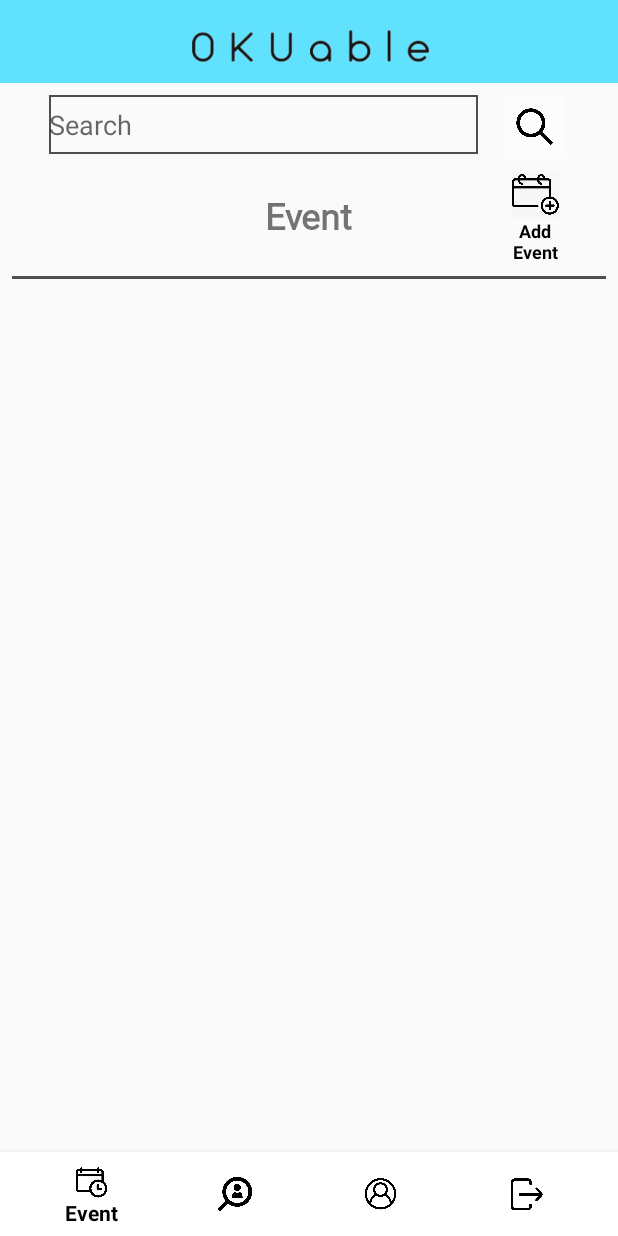
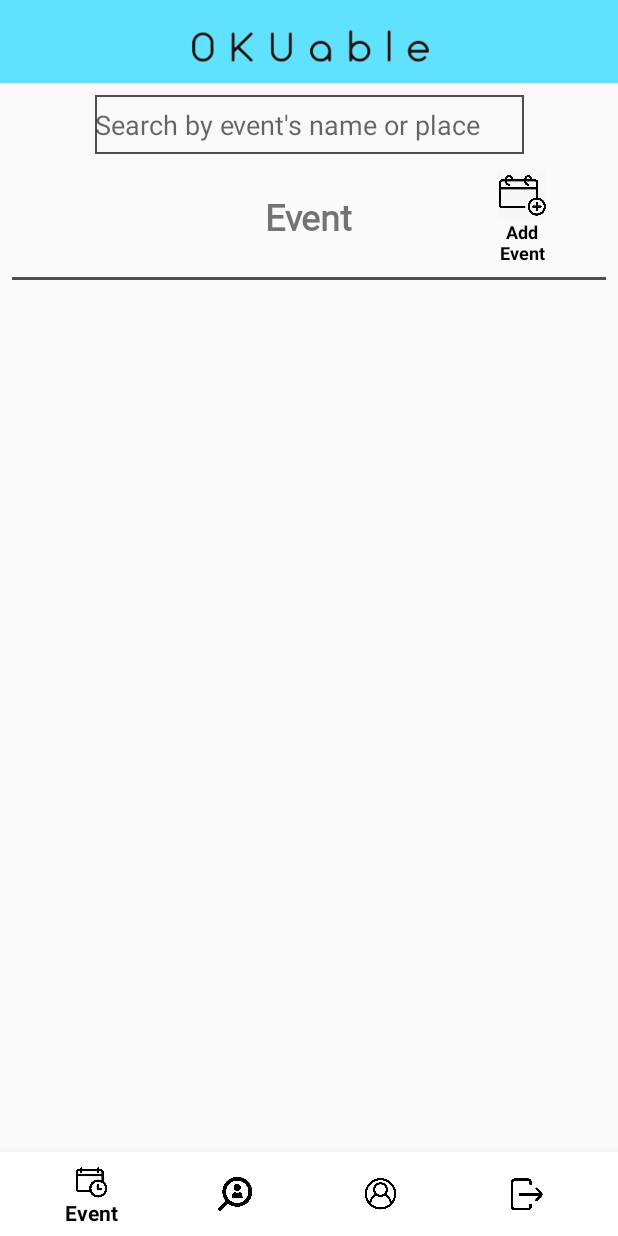
Before and after one commit to Mikkeline/OKUable, an Android app: the EventFragment_Organiser screen opened directly, with no data from a screen before it, on a phone screen of 412 x 824 dp. Run offline under Robolectric (Android 15) with nearby library versions, the phone set to English and light mode, and no system bars; our stand-ins replace Firebase (no records; nobody signed in at launch, a user with empty details on screens opened directly), data binding; Roboto replaces fonts that are not available here.

Commit message:
Initial commit

```diff
--- a/app/src/main/java/com/madassignment/okuable/adapter/eventAdapter.kt
+++ b/app/src/main/java/com/madassignment/okuable/adapter/eventAdapter.kt
@@ -9,24 +9,22 @@
 import android.widget.TextView
 import androidx.recyclerview.widget.RecyclerView
 import com.bumptech.glide.Glide
-import com.google.firebase.database.DatabaseReference
 import com.google.firebase.firestore.FirebaseFirestore
 import com.madassignment.okuable.R
-import com.madassignment.okuable.activity.CaregiverDetails
 import com.madassignment.okuable.activity.EventDetails
+import com.madassignment.okuable.data.Event
+import com.madassignment.okuable.fragment.EventFragment_Organiser
 
-import com.madassignment.okuable.data.Event
-import com.madassignment.okuable.fragment.CaregiverFragment_Public
 
 class eventAdapter (
-    val context: Context,
-    private val events: List<Event>
+    var context: Context,
+    private var events: ArrayList<Event>
+
+
 ) :
     RecyclerView.Adapter<eventAdapter.ViewHolder>() {
 
-    private var firestore: FirebaseFirestore? = null
-    private var reference: DatabaseReference? = null
-    private var currentUserId: String? = null
+
 
 
     inner class ViewHolder(itemView: View) : RecyclerView.ViewHolder(itemView){
@@ -41,9 +39,9 @@
     }
 
     override fun onCreateViewHolder(parent: ViewGroup, i: Int): ViewHolder {
-        val itemView = LayoutInflater.from(parent.context).inflate(R.layout.event_item_row, parent,false)
+        val itemView = LayoutInflater.from(context).inflate(R.layout.event_item_row, parent,false)
 
-        //firestore = FirebaseFirestore.getInstance()
+
         //user = FirebaseAuth.getInstance().currentUser
         //reference = FirebaseDatabase.getInstance().getReference("Users")
         // currentUserId = "5bJBTRI8QHM0YH0bwVdumSqsR5H3"//carereceiver
@@ -61,7 +59,7 @@
     override fun onBindViewHolder(viewHolder: ViewHolder, i: Int) {
 
         val currentPosition = events[i]
-        val context = CaregiverFragment_Public.appContext
+        val context = EventFragment_Organiser.appContext
         viewHolder.eventName.text = currentPosition.name
         viewHolder.endDate.text = currentPosition.endDate
         viewHolder.startDate.text = currentPosition.startDate
@@ -77,21 +75,29 @@
             val eventName = viewHolder.eventName.text
 
 
-        //pass the eventName to eventDetails class
+            //pass the eventName to eventDetails class
             val intent = Intent(context, EventDetails::class.java)
             intent.putExtra("EventName", eventName)
             context.startActivity(intent)
 
 
         }
-    }
 
 
-    override fun getItemCount(): Int {
-        return events.size
     }
 
 
 
 
+
+        override fun getItemCount(): Int {
+        return events.size
+    }
+
+    fun filterList(filtered: ArrayList<Event>) {
+        this.events = filtered
+        notifyDataSetChanged()
+    }
+
+
 }
--- a/app/src/main/java/com/madassignment/okuable/fragment/EventFragment_Organiser.kt
+++ b/app/src/main/java/com/madassignment/okuable/fragment/EventFragment_Organiser.kt
@@ -3,6 +3,8 @@
 import android.content.Context
 import android.content.Intent
 import android.os.Bundle
+import android.text.Editable
+import android.text.TextWatcher
 import android.view.LayoutInflater
 import android.view.View
 import android.view.ViewGroup
@@ -10,19 +12,13 @@
 import androidx.fragment.app.Fragment
 import androidx.recyclerview.widget.LinearLayoutManager
 import androidx.recyclerview.widget.RecyclerView
-import com.google.firebase.database.DataSnapshot
-import com.google.firebase.database.DatabaseError
-import com.google.firebase.database.ValueEventListener
-import com.google.firebase.database.ktx.database
 import com.google.firebase.firestore.*
-import com.google.firebase.firestore.EventListener
-import com.google.firebase.ktx.Firebase
 import com.madassignment.okuable.R
 import com.madassignment.okuable.activity.AddEvent
 import com.madassignment.okuable.adapter.eventAdapter
 import com.madassignment.okuable.data.Event
+import com.madassignment.okuable.databinding.FragmentCaregiverPublicBinding
 import com.madassignment.okuable.databinding.FragmentEventOrganiserBinding
-import com.squareup.okhttp.internal.DiskLruCache
 import java.util.*
 
 
@@ -30,7 +26,7 @@
 
     private lateinit var eventList: ArrayList<Event>
     private var mAdapter: eventAdapter? = null
-
+    private lateinit var binding: FragmentEventOrganiserBinding
 
 
 
@@ -39,45 +35,55 @@
         savedInstanceState: Bundle?
     ): View? {
         // Inflate the layout for this fragment
-        val binding : FragmentEventOrganiserBinding = DataBindingUtil.inflate(inflater ,
-            R.layout.fragment_event__organiser, container, false)
+        binding = DataBindingUtil.inflate(
+            inflater,
+            R.layout.fragment_event__organiser, container, false
+        )
 
 
 
-        CaregiverFragment_Public.appContext = requireContext()
+       appContext = requireContext()
 
-        val rvEvents: RecyclerView = binding.eventList
+        var rvEvents: RecyclerView = binding.eventList
 
         eventList = ArrayList()
-        mAdapter = eventAdapter(this.requireContext(), eventList)
+
 
         //mAdapter.notifyDataSetChanged()
         rvEvents.layoutManager = LinearLayoutManager(parentFragment?.context, LinearLayoutManager.VERTICAL, false)
         rvEvents.setHasFixedSize(true)
         rvEvents.invalidate()
 
-        /**getData firebase*/
-
-
-
+        //getData from firestore
         val db = FirebaseFirestore.getInstance()
         db.collection("Event").get()
             .addOnSuccessListener { documents ->
                 for (document in documents) {
                     if(document.get("status")!!.equals("approved")) {
-                        eventList.add(document.toObject(Event::class.java));
+                        eventList.add(document.toObject(Event::class.java))
                     }
 
 
                 }
-
+                mAdapter = eventAdapter(appContext, eventList)
                 rvEvents.adapter = mAdapter
 
             }
 
 
 
+        binding.etSearch.addTextChangedListener(object : TextWatcher {
+            override fun beforeTextChanged(charSequence: CharSequence, i: Int, i1: Int, i2: Int) {
+            }
 
+            override fun onTextChanged(charSequence: CharSequence, i: Int, i1: Int, i2: Int) {
+            }
+
+            override fun afterTextChanged(editable: Editable) {
+                //after the change calling the method and passing the search input
+                filter(editable.toString().lowercase())
+            }
+        })
 
 
 
@@ -90,6 +96,22 @@
         return binding.root
     }
 
+
+    private fun filter(text: String) {
+        //new array list that will hold the filtered data
+        val filtered = ArrayList<Event>()
+        //looping through existing elements and adding the element to filtered list
+        eventList.filterTo(filtered) {
+            //if the existing elements contains the search input
+            it.name.lowercase().contains(text.lowercase()) ||
+            it.location.lowercase().contains(text.lowercase())
+
+        }
+        //calling a method of the adapter class and passing the filtered list
+        mAdapter!!.filterList(filtered)
+    }
+
+
     companion object {
 
         lateinit  var appContext: Context
--- a/app/src/main/res/layout/fragment_event__organiser.xml
+++ b/app/src/main/res/layout/fragment_event__organiser.xml
@@ -6,17 +6,17 @@
     <androidx.constraintlayout.widget.ConstraintLayout
         android:layout_width="match_parent"
         android:layout_height="match_parent"
-    tools:context=".fragment.EventFragment_Organiser">
+        tools:context=".fragment.EventFragment_Organiser">
 
         <EditText
-            android:id="@+id/et_SearchCaregiver"
+            android:id="@+id/et_Search"
             android:layout_width="286dp"
             android:layout_height="39dp"
-            android:layout_marginStart="16dp"
             android:layout_marginTop="8dp"
             android:background="@drawable/et_search_border"
-            android:hint="Search"
-            app:layout_constraintEnd_toStartOf="@+id/btn_Search"
+            android:hint="Search by event's name or place"
+            app:layout_constraintEnd_toEndOf="parent"
+            app:layout_constraintHorizontal_bias="0.5"
             app:layout_constraintStart_toStartOf="parent"
             app:layout_constraintTop_toTopOf="parent" />
 
@@ -36,7 +36,7 @@
             app:layout_constraintBottom_toTopOf="@+id/materialDivider"
             app:layout_constraintEnd_toEndOf="parent"
             app:layout_constraintStart_toStartOf="parent"
-            app:layout_constraintTop_toBottomOf="@+id/et_SearchCaregiver" />
+            app:layout_constraintTop_toBottomOf="@+id/et_Search" />
 
         <TextView
             android:id="@+id/txt_AddEvent"
@@ -70,9 +70,9 @@
             android:layout_width="match_parent"
             android:layout_height="520dp"
             android:layout_marginStart="8dp"
-            android:layout_marginBottom="50dp"
             android:layout_marginTop="8dp"
             android:layout_marginEnd="8dp"
+            android:layout_marginBottom="50dp"
             android:scrollbarSize="5dp"
             android:scrollbars="vertical"
             app:layout_constraintBottom_toBottomOf="parent"
@@ -93,29 +93,15 @@
         </ScrollView>
 
         <ImageButton
-            android:id="@+id/btn_Search"
-            android:layout_width="42dp"
-            android:layout_height="42dp"
-            android:layout_marginStart="8dp"
-            android:layout_marginTop="8dp"
-            android:layout_marginEnd="18dp"
+            android:id="@+id/btn_AddEvent"
+            android:layout_width="32dp"
+            android:layout_height="32dp"
+            android:layout_marginTop="11dp"
+            android:layout_marginEnd="40dp"
             android:background="@android:drawable/screen_background_light_transparent"
             android:scaleType="fitCenter"
             app:layout_constraintEnd_toEndOf="parent"
-            app:layout_constraintStart_toEndOf="@+id/et_SearchCaregiver"
-            app:layout_constraintTop_toTopOf="parent"
-            app:srcCompat="@drawable/search_icon" />
-
-        <ImageButton
-            android:id="@+id/btn_AddEvent"
-            android:layout_width="32dp"
-            android:layout_height="32dp"
-            android:layout_marginTop="8dp"
-            android:background="@android:drawable/screen_background_light_transparent"
-            android:scaleType="fitCenter"
-            app:layout_constraintEnd_toEndOf="@+id/btn_Search"
-            app:layout_constraintStart_toStartOf="@+id/btn_Search"
-            app:layout_constraintTop_toBottomOf="@+id/btn_Search"
+            app:layout_constraintTop_toBottomOf="@+id/et_Search"
             app:srcCompat="@drawable/addevent" />
 
     </androidx.constraintlayout.widget.ConstraintLayout>
```
Also changed, not shown: app/src/main/java/com/madassignment/okuable/activity/EventDetails.kt (+14 -0 lines), app/src/main/java/com/madassignment/okuable/adapter/commentAdapter.kt (+3 -4 lines), app/src/main/java/com/madassignment/okuable/fragment/EventFragment_User.kt (+37 -12 lines), app/src/main/res/layout/activity_event_details.xml (+14 -3 lines), app/src/main/res/layout/fragment_event.xml (+7 -23 lines).
